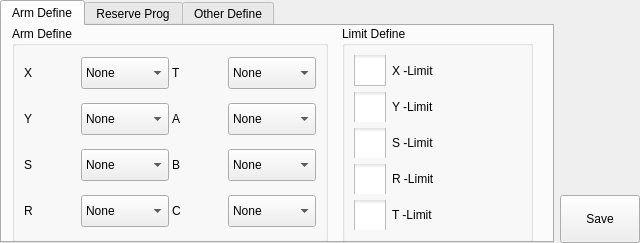
The window that hcsettings/icstructdefineframe.ui (GaussCheng/2-5AxisPunch) describes before a commit, drawn with Qt 5.
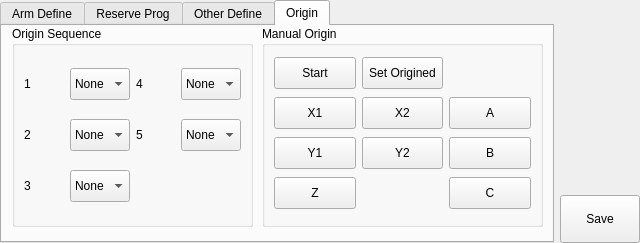
The same window after the commit. The open tabs and pages were chosen to show the change. Icons and pictures are not drawn. Custom widgets are drawn as their Qt base class.

Diff of the .ui file:
```diff
--- a/hcsettings/icstructdefineframe.ui
+++ b/hcsettings/icstructdefineframe.ui
@@ -1077,6 +1077,406 @@
        </layout>
       </widget>
      </widget>
+     <widget class="QWidget" name="tab_4">
+      <attribute name="title">
+       <string>Origin</string>
+      </attribute>
+      <widget class="QGroupBox" name="groupBox_3">
+       <property name="geometry">
+        <rect>
+         <x>260</x>
+         <y>0</y>
+         <width>281</width>
+         <height>201</height>
+        </rect>
+       </property>
+       <property name="title">
+        <string>Manual Origin</string>
+       </property>
+       <layout class="QGridLayout" name="gridLayout_5">
+        <item row="1" column="0">
+         <widget class="QPushButton" name="oX1Btn">
+          <property name="minimumSize">
+           <size>
+            <width>0</width>
+            <height>32</height>
+           </size>
+          </property>
+          <property name="text">
+           <string>X1</string>
+          </property>
+         </widget>
+        </item>
+        <item row="4" column="0">
+         <widget class="QPushButton" name="oZBtn">
+          <property name="minimumSize">
+           <size>
+            <width>0</width>
+            <height>32</height>
+           </size>
+          </property>
+          <property name="text">
+           <string>Z</string>
+          </property>
+         </widget>
+        </item>
+        <item row="1" column="2">
+         <widget class="QPushButton" name="oABtn">
+          <property name="minimumSize">
+           <size>
+            <width>0</width>
+            <height>32</height>
+           </size>
+          </property>
+          <property name="text">
+           <string>A</string>
+          </property>
+         </widget>
+        </item>
+        <item row="1" column="1">
+         <widget class="QPushButton" name="oX2Btn">
+          <property name="minimumSize">
+           <size>
+            <width>0</width>
+            <height>32</height>
+           </size>
+          </property>
+          <property name="text">
+           <string>X2</string>
+          </property>
+         </widget>
+        </item>
+        <item row="2" column="1">
+         <widget class="QPushButton" name="oY2Btn">
+          <property name="minimumSize">
+           <size>
+            <width>0</width>
+            <height>32</height>
+           </size>
+          </property>
+          <property name="text">
+           <string>Y2</string>
+          </property>
+         </widget>
+        </item>
+        <item row="2" column="2">
+         <widget class="QPushButton" name="oBBtn">
+          <property name="minimumSize">
+           <size>
+            <width>0</width>
+            <height>32</height>
+           </size>
+          </property>
+          <property name="text">
+           <string>B</string>
+          </property>
+         </widget>
+        </item>
+        <item row="4" column="2">
+         <widget class="QPushButton" name="oCBtn">
+          <property name="minimumSize">
+           <size>
+            <width>0</width>
+            <height>32</height>
+           </size>
+          </property>
+          <property name="text">
+           <string>C</string>
+          </property>
+         </widget>
+        </item>
+        <item row="2" column="0">
+         <widget class="QPushButton" name="oY1Btn">
+          <property name="minimumSize">
+           <size>
+            <width>0</width>
+            <height>32</height>
+           </size>
+          </property>
+          <property name="text">
+           <string>Y1</string>
+          </property>
+         </widget>
+        </item>
+        <item row="0" column="0">
+         <widget class="QPushButton" name="oStartBtn">
+          <property name="minimumSize">
+           <size>
+            <width>0</width>
+            <height>32</height>
+           </size>
+          </property>
+          <property name="text">
+           <string>Start</string>
+          </property>
+         </widget>
+        </item>
+        <item row="0" column="1">
+         <widget class="QPushButton" name="setOrigin">
+          <property name="minimumSize">
+           <size>
+            <width>0</width>
+            <height>32</height>
+           </size>
+          </property>
+          <property name="text">
+           <string>Set Origined</string>
+          </property>
+         </widget>
+        </item>
+       </layout>
+      </widget>
+      <widget class="QGroupBox" name="groupBox_4">
+       <property name="geometry">
+        <rect>
+         <x>10</x>
+         <y>0</y>
+         <width>241</width>
+         <height>201</height>
+        </rect>
+       </property>
+       <property name="title">
+        <string>Origin Sequence</string>
+       </property>
+       <layout class="QGridLayout" name="gridLayout_4">
+        <item row="0" column="2">
+         <widget class="QLabel" name="label_30">
+          <property name="text">
+           <string notr="true">4</string>
+          </property>
+         </widget>
+        </item>
+        <item row="2" column="1">
+         <widget class="QComboBox" name="os3">
+          <property name="minimumSize">
+           <size>
+            <width>0</width>
+            <height>32</height>
+           </size>
+          </property>
+          <item>
+           <property name="text">
+            <string>None</string>
+           </property>
+          </item>
+          <item>
+           <property name="text">
+            <string>X1</string>
+           </property>
+          </item>
+          <item>
+           <property name="text">
+            <string>Y1</string>
+           </property>
+          </item>
+          <item>
+           <property name="text">
+            <string>Z</string>
+           </property>
+          </item>
+          <item>
+           <property name="text">
+            <string>X2</string>
+           </property>
+          </item>
+          <item>
+           <property name="text">
+            <string>Y2</string>
+           </property>
+          </item>
+         </widget>
+        </item>
+        <item row="1" column="0">
+         <widget class="QLabel" name="label_28">
+          <property name="text">
+           <string notr="true">2</string>
+          </property>
+         </widget>
+        </item>
+        <item row="1" column="2">
+         <widget class="QLabel" name="label_31">
+          <property name="text">
+           <string notr="true">5</string>
+          </property>
+         </widget>
+        </item>
+        <item row="0" column="0">
+         <widget class="QLabel" name="label_27">
+          <property name="text">
+           <string notr="true">1</string>
+          </property>
+         </widget>
+        </item>
+        <item row="0" column="1">
+         <widget class="QComboBox" name="os1">
+          <property name="minimumSize">
+           <size>
+            <width>0</width>
+            <height>32</height>
+           </size>
+          </property>
+          <item>
+           <property name="text">
+            <string>None</string>
+           </property>
+          </item>
+          <item>
+           <property name="text">
+            <string>X1</string>
+           </property>
+          </item>
+          <item>
+           <property name="text">
+            <string>Y1</string>
+           </property>
+          </item>
+          <item>
+           <property name="text">
+            <string>Z</string>
+           </property>
+          </item>
+          <item>
+           <property name="text">
+            <string>X2</string>
+           </property>
+          </item>
+          <item>
+           <property name="text">
+            <string>Y2</string>
+           </property>
+          </item>
+         </widget>
+        </item>
+        <item row="1" column="1">
+         <widget class="QComboBox" name="os2">
+          <property name="minimumSize">
+           <size>
+            <width>0</width>
+            <height>32</height>
+           </size>
+          </property>
+          <item>
+           <property name="text">
+            <string>None</string>
+           </property>
+          </item>
+          <item>
+           <property name="text">
+            <string>X1</string>
+           </property>
+          </item>
+          <item>
+           <property name="text">
+            <string>Y1</string>
+           </property>
+          </item>
+          <item>
+           <property name="text">
+            <string>Z</string>
+           </property>
+          </item>
+          <item>
+           <property name="text">
+            <string>X2</string>
+           </property>
+          </item>
+          <item>
+           <property name="text">
+            <string>Y2</string>
+           </property>
+          </item>
+         </widget>
+        </item>
+        <item row="2" column="0">
+         <widget class="QLabel" name="label_29">
+          <property name="text">
+           <string notr="true">3</string>
+          </property>
+         </widget>
+        </item>
+        <item row="0" column="3">
+         <widget class="QComboBox" name="os4">
+          <property name="minimumSize">
+           <size>
+            <width>0</width>
+            <height>32</height>
+           </size>
+          </property>
+          <item>
+           <property name="text">
+            <string>None</string>
+           </property>
+          </item>
+          <item>
+           <property name="text">
+            <string>X1</string>
+           </property>
+          </item>
+          <item>
+           <property name="text">
+            <string>Y1</string>
+           </property>
+          </item>
+          <item>
+           <property name="text">
+            <string>Z</string>
+           </property>
+          </item>
+          <item>
+           <property name="text">
+            <string>X2</string>
+           </property>
+          </item>
+          <item>
+           <property name="text">
+            <string>Y2</string>
+           </property>
+          </item>
+         </widget>
+        </item>
+        <item row="1" column="3">
+         <widget class="QComboBox" name="os5">
+          <property name="minimumSize">
+           <size>
+            <width>0</width>
+            <height>32</height>
+           </size>
+          </property>
+          <item>
+           <property name="text">
+            <string>None</string>
+           </property>
+          </item>
+          <item>
+           <property name="text">
+            <string>X1</string>
+           </property>
+          </item>
+          <item>
+           <property name="text">
+            <string>Y1</string>
+           </property>
+          </item>
+          <item>
+           <property name="text">
+            <string>Z</string>
+           </property>
+          </item>
+          <item>
+           <property name="text">
+            <string>X2</string>
+           </property>
+          </item>
+          <item>
+           <property name="text">
+            <string>Y2</string>
+           </property>
+          </item>
+         </widget>
+        </item>
+       </layout>
+      </widget>
+     </widget>
     </widget>
    </item>
    <item>
```
